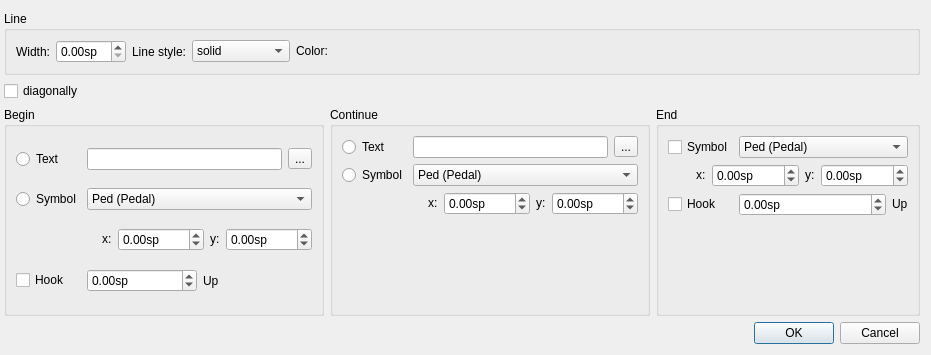
musescore/musescore-old, file mscore/mscore/lineproperties.ui: the form before one commit.
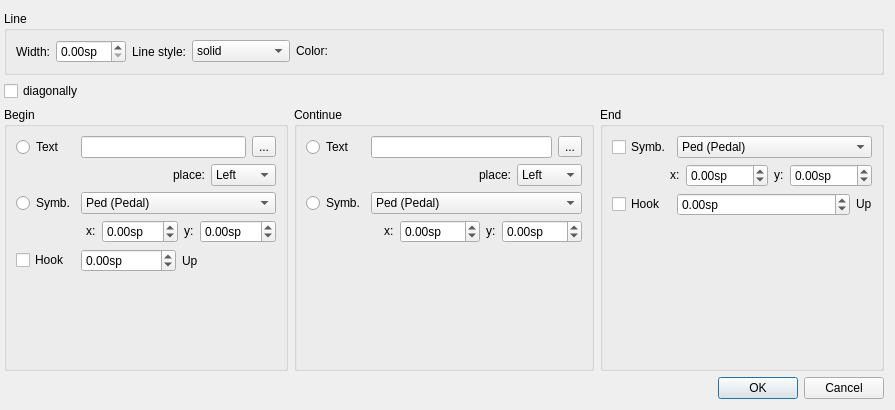
The form after the commit. Custom widgets are drawn as their Qt base class.

Patch:
```diff
--- a/mscore/mscore/lineproperties.ui
+++ b/mscore/mscore/lineproperties.ui
@@ -5,8 +5,8 @@
    <rect>
     <x>0</x>
     <y>0</y>
-    <width>931</width>
-    <height>355</height>
+    <width>895</width>
+    <height>410</height>
    </rect>
   </property>
   <property name="windowTitle" >
@@ -143,6 +143,12 @@
      </property>
      <item>
       <widget class="QGroupBox" name="groupBox_3" >
+       <property name="minimumSize" >
+        <size>
+         <width>0</width>
+         <height>0</height>
+        </size>
+       </property>
        <property name="title" >
         <string>Begin</string>
        </property>
@@ -167,17 +173,61 @@
           </property>
          </widget>
         </item>
-        <item row="1" column="0" >
+        <item row="1" column="0" colspan="3" >
+         <layout class="QHBoxLayout" name="horizontalLayout_8" >
+          <item>
+           <spacer name="horizontalSpacer_4" >
+            <property name="orientation" >
+             <enum>Qt::Horizontal</enum>
+            </property>
+            <property name="sizeHint" stdset="0" >
+             <size>
+              <width>40</width>
+              <height>20</height>
+             </size>
+            </property>
+           </spacer>
+          </item>
+          <item>
+           <widget class="QLabel" name="label" >
+            <property name="text" >
+             <string>place:</string>
+            </property>
+           </widget>
+          </item>
+          <item>
+           <widget class="QComboBox" name="beginTextPlace" >
+            <item>
+             <property name="text" >
+              <string>Left</string>
+             </property>
+            </item>
+            <item>
+             <property name="text" >
+              <string>Above</string>
+             </property>
+            </item>
+           </widget>
+          </item>
+         </layout>
+        </item>
+        <item row="2" column="0" >
          <widget class="QRadioButton" name="beginSymbolRb" >
+          <property name="sizePolicy" >
+           <sizepolicy vsizetype="Fixed" hsizetype="Fixed" >
+            <horstretch>0</horstretch>
+            <verstretch>0</verstretch>
+           </sizepolicy>
+          </property>
           <property name="text" >
-           <string>Symbol</string>
+           <string>Symb.</string>
           </property>
           <property name="autoExclusive" >
            <bool>false</bool>
           </property>
          </widget>
         </item>
-        <item row="1" column="1" colspan="2" >
+        <item row="2" column="1" colspan="2" >
          <widget class="QComboBox" name="beginSymbol" >
           <item>
            <property name="text" >
@@ -186,7 +236,7 @@
           </item>
          </widget>
         </item>
-        <item row="2" column="0" colspan="3" >
+        <item row="3" column="0" colspan="3" >
          <layout class="QHBoxLayout" name="horizontalLayout_3" >
           <item>
            <spacer name="horizontalSpacer_3" >
@@ -201,6 +251,19 @@
             </property>
            </spacer>
           </item>
+          <item>
+           <spacer name="horizontalSpacer_6" >
+            <property name="orientation" >
+             <enum>Qt::Horizontal</enum>
+            </property>
+            <property name="sizeHint" stdset="0" >
+             <size>
+              <width>40</width>
+              <height>20</height>
+             </size>
+            </property>
+           </spacer>
+          </item>
           <item>
            <widget class="QLabel" name="label_12" >
             <property name="sizePolicy" >
@@ -217,7 +280,7 @@
           <item>
            <widget class="QDoubleSpinBox" name="beginSymbolX" >
             <property name="sizePolicy" >
-             <sizepolicy vsizetype="Fixed" hsizetype="MinimumExpanding" >
+             <sizepolicy vsizetype="Fixed" hsizetype="Preferred" >
               <horstretch>0</horstretch>
               <verstretch>0</verstretch>
              </sizepolicy>
@@ -249,7 +312,7 @@
           <item>
            <widget class="QDoubleSpinBox" name="beginSymbolY" >
             <property name="sizePolicy" >
-             <sizepolicy vsizetype="Fixed" hsizetype="MinimumExpanding" >
+             <sizepolicy vsizetype="Fixed" hsizetype="Preferred" >
               <horstretch>0</horstretch>
               <verstretch>0</verstretch>
              </sizepolicy>
@@ -267,14 +330,14 @@
           </item>
          </layout>
         </item>
-        <item row="3" column="0" >
+        <item row="4" column="0" >
          <widget class="QCheckBox" name="beginHook" >
           <property name="text" >
            <string>Hook</string>
           </property>
          </widget>
         </item>
-        <item row="3" column="1" colspan="2" >
+        <item row="4" column="1" colspan="2" >
          <layout class="QHBoxLayout" name="horizontalLayout_2" >
           <item>
            <widget class="QDoubleSpinBox" name="beginHookHeight" >
@@ -301,11 +364,30 @@
           </item>
          </layout>
         </item>
+        <item row="5" column="0" >
+         <spacer name="verticalSpacer_3" >
+          <property name="orientation" >
+           <enum>Qt::Vertical</enum>
+          </property>
+          <property name="sizeHint" stdset="0" >
+           <size>
+            <width>20</width>
+            <height>40</height>
+           </size>
+          </property>
+         </spacer>
+        </item>
        </layout>
       </widget>
      </item>
      <item>
       <widget class="QGroupBox" name="groupBox_4" >
+       <property name="minimumSize" >
+        <size>
+         <width>300</width>
+         <height>0</height>
+        </size>
+       </property>
        <property name="title" >
         <string>Continue</string>
        </property>
@@ -336,17 +418,61 @@
           </property>
          </widget>
         </item>
-        <item row="1" column="0" >
+        <item row="1" column="0" colspan="3" >
+         <layout class="QHBoxLayout" name="horizontalLayout_9" >
+          <item>
+           <spacer name="horizontalSpacer_4" >
+            <property name="orientation" >
+             <enum>Qt::Horizontal</enum>
+            </property>
+            <property name="sizeHint" stdset="0" >
+             <size>
+              <width>40</width>
+              <height>20</height>
+             </size>
+            </property>
+           </spacer>
+          </item>
+          <item>
+           <widget class="QLabel" name="label_4" >
+            <property name="text" >
+             <string>place:</string>
+            </property>
+           </widget>
+          </item>
+          <item>
+           <widget class="QComboBox" name="continueTextPlace" >
+            <item>
+             <property name="text" >
+              <string>Left</string>
+             </property>
+            </item>
+            <item>
+             <property name="text" >
+              <string>Above</string>
+             </property>
+            </item>
+           </widget>
+          </item>
+         </layout>
+        </item>
+        <item row="2" column="0" >
          <widget class="QRadioButton" name="continueSymbolRb" >
+          <property name="sizePolicy" >
+           <sizepolicy vsizetype="Fixed" hsizetype="Fixed" >
+            <horstretch>0</horstretch>
+            <verstretch>0</verstretch>
+           </sizepolicy>
+          </property>
           <property name="text" >
-           <string>Symbol</string>
+           <string>Symb.</string>
           </property>
           <property name="autoExclusive" >
            <bool>false</bool>
           </property>
          </widget>
         </item>
-        <item row="1" column="1" colspan="2" >
+        <item row="2" column="1" colspan="2" >
          <widget class="QComboBox" name="continueSymbol" >
           <item>
            <property name="text" >
@@ -355,7 +481,7 @@
           </item>
          </widget>
         </item>
-        <item row="2" column="0" colspan="3" >
+        <item row="3" column="0" colspan="3" >
          <layout class="QHBoxLayout" name="horizontalLayout_4" >
           <item>
            <spacer name="horizontalSpacer_2" >
@@ -370,6 +496,19 @@
             </property>
            </spacer>
           </item>
+          <item>
+           <spacer name="horizontalSpacer_5" >
+            <property name="orientation" >
+             <enum>Qt::Horizontal</enum>
+            </property>
+            <property name="sizeHint" stdset="0" >
+             <size>
+              <width>40</width>
+              <height>20</height>
+             </size>
+            </property>
+           </spacer>
+          </item>
           <item>
            <widget class="QLabel" name="label_17" >
             <property name="sizePolicy" >
@@ -386,7 +525,7 @@
           <item>
            <widget class="QDoubleSpinBox" name="continueSymbolX" >
             <property name="sizePolicy" >
-             <sizepolicy vsizetype="Fixed" hsizetype="MinimumExpanding" >
+             <sizepolicy vsizetype="Fixed" hsizetype="Preferred" >
               <horstretch>0</horstretch>
               <verstretch>0</verstretch>
              </sizepolicy>
@@ -418,7 +557,7 @@
           <item>
            <widget class="QDoubleSpinBox" name="continueSymbolY" >
             <property name="sizePolicy" >
-             <sizepolicy vsizetype="Fixed" hsizetype="MinimumExpanding" >
+             <sizepolicy vsizetype="Fixed" hsizetype="Preferred" >
               <horstretch>0</horstretch>
               <verstretch>0</verstretch>
              </sizepolicy>
@@ -436,22 +575,18 @@
           </item>
          </layout>
         </item>
-        <item row="3" column="1" colspan="2" >
-         <layout class="QHBoxLayout" name="horizontalLayout_5" >
-          <item>
-           <spacer name="verticalSpacer_2" >
-            <property name="orientation" >
-             <enum>Qt::Vertical</enum>
-            </property>
-            <property name="sizeHint" stdset="0" >
-             <size>
-              <width>20</width>
-              <height>40</height>
-             </size>
-            </property>
-           </spacer>
-          </item>
-         </layout>
+        <item row="4" column="0" >
+         <spacer name="verticalSpacer_2" >
+          <property name="orientation" >
+           <enum>Qt::Vertical</enum>
+          </property>
+          <property name="sizeHint" stdset="0" >
+           <size>
+            <width>20</width>
+            <height>40</height>
+           </size>
+          </property>
+         </spacer>
         </item>
        </layout>
       </widget>
@@ -471,7 +606,7 @@
            </sizepolicy>
           </property>
           <property name="text" >
-           <string>Symbol</string>
+           <string>Symb.</string>
           </property>
          </widget>
         </item>
@@ -499,6 +634,19 @@
             </property>
            </spacer>
           </item>
+          <item>
+           <spacer name="horizontalSpacer_7" >
+            <property name="orientation" >
+             <enum>Qt::Horizontal</enum>
+            </property>
+            <property name="sizeHint" stdset="0" >
+             <size>
+              <width>40</width>
+              <height>20</height>
+             </size>
+            </property>
+           </spacer>
+          </item>
           <item>
            <widget class="QLabel" name="label_23" >
             <property name="sizePolicy" >
@@ -515,7 +663,7 @@
           <item>
            <widget class="QDoubleSpinBox" name="endSymbolX" >
             <property name="sizePolicy" >
-             <sizepolicy vsizetype="Fixed" hsizetype="MinimumExpanding" >
+             <sizepolicy vsizetype="Fixed" hsizetype="Preferred" >
               <horstretch>0</horstretch>
               <verstretch>0</verstretch>
              </sizepolicy>
@@ -547,7 +695,7 @@
           <item>
            <widget class="QDoubleSpinBox" name="endSymbolY" >
             <property name="sizePolicy" >
-             <sizepolicy vsizetype="Fixed" hsizetype="MinimumExpanding" >
+             <sizepolicy vsizetype="Fixed" hsizetype="Preferred" >
               <horstretch>0</horstretch>
               <verstretch>0</verstretch>
              </sizepolicy>
@@ -582,6 +730,12 @@
          <layout class="QHBoxLayout" name="horizontalLayout_7" >
           <item>
            <widget class="QDoubleSpinBox" name="endHookHeight" >
+            <property name="sizePolicy" >
+             <sizepolicy vsizetype="Fixed" hsizetype="Preferred" >
+              <horstretch>0</horstretch>
+              <verstretch>0</verstretch>
+             </sizepolicy>
+            </property>
             <property name="suffix" >
              <string>sp</string>
             </property>
```
